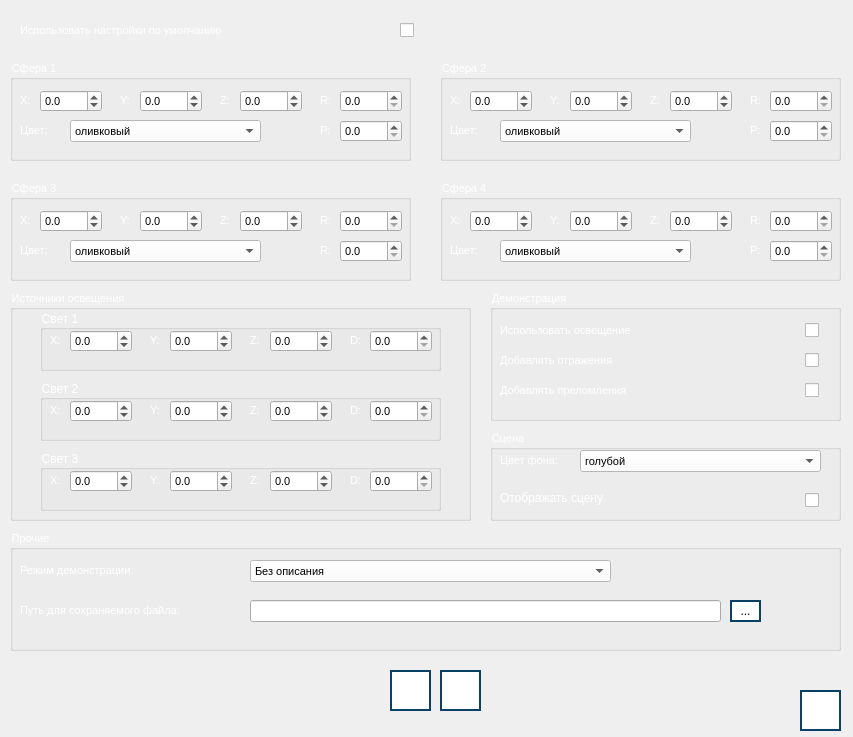
This is optiondemowindow.ui in RCh-stack/ray-tracing-alpha-1.3 as Qt 5 draws it before an edit. The edited form follows.
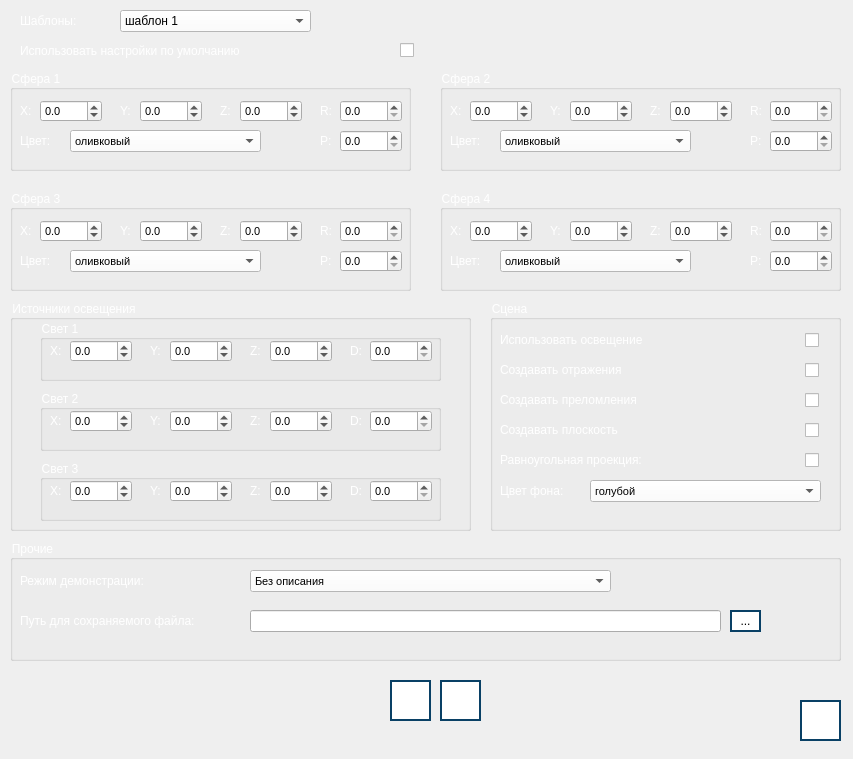
This is the edited form. Icons and pictures are not drawn.

What changed in the file:
```diff
--- a/optiondemowindow.ui
+++ b/optiondemowindow.ui
@@ -7,38 +7,17 @@
     <x>0</x>
     <y>0</y>
     <width>853</width>
-    <height>737</height>
+    <height>759</height>
    </rect>
   </property>
   <property name="windowTitle">
    <string>Настройка демонстрации | Ray Tracing | Beta 1.0v</string>
   </property>
-  <widget class="QLabel" name="label">
-   <property name="geometry">
-    <rect>
-     <x>20</x>
-     <y>20</y>
-     <width>321</width>
-     <height>21</height>
-    </rect>
-   </property>
-   <property name="font">
-    <font>
-     <pointsize>8</pointsize>
-    </font>
-   </property>
-   <property name="styleSheet">
-    <string notr="true">color: rgb(255, 255, 255);</string>
-   </property>
-   <property name="text">
-    <string>Использовать настройки по умолчанию</string>
-   </property>
-  </widget>
   <widget class="QCheckBox" name="check_option">
    <property name="geometry">
     <rect>
      <x>400</x>
-     <y>20</y>
+     <y>40</y>
      <width>20</width>
      <height>21</height>
     </rect>
@@ -62,14 +41,14 @@
    <property name="geometry">
     <rect>
      <x>10</x>
-     <y>60</y>
+     <y>70</y>
      <width>401</width>
      <height>101</height>
     </rect>
    </property>
    <property name="font">
     <font>
-     <pointsize>8</pointsize>
+     <pointsize>9</pointsize>
     </font>
    </property>
    <property name="styleSheet">
@@ -89,7 +68,7 @@
     </property>
     <property name="font">
      <font>
-      <pointsize>8</pointsize>
+      <pointsize>9</pointsize>
      </font>
     </property>
     <property name="styleSheet">
@@ -110,7 +89,7 @@
     </property>
     <property name="font">
      <font>
-      <pointsize>8</pointsize>
+      <pointsize>9</pointsize>
      </font>
     </property>
     <property name="styleSheet">
@@ -131,7 +110,7 @@
     </property>
     <property name="font">
      <font>
-      <pointsize>8</pointsize>
+      <pointsize>9</pointsize>
      </font>
     </property>
     <property name="styleSheet">
@@ -242,7 +221,7 @@
     </property>
     <property name="font">
      <font>
-      <pointsize>8</pointsize>
+      <pointsize>9</pointsize>
      </font>
     </property>
     <property name="styleSheet">
@@ -346,7 +325,7 @@
     </property>
     <property name="font">
      <font>
-      <pointsize>8</pointsize>
+      <pointsize>9</pointsize>
      </font>
     </property>
     <property name="styleSheet">
@@ -391,7 +370,7 @@
     </property>
     <property name="font">
      <font>
-      <pointsize>8</pointsize>
+      <pointsize>9</pointsize>
      </font>
     </property>
     <property name="styleSheet">
@@ -430,14 +409,14 @@
    <property name="geometry">
     <rect>
      <x>440</x>
-     <y>60</y>
+     <y>70</y>
      <width>401</width>
      <height>101</height>
     </rect>
    </property>
    <property name="font">
     <font>
-     <pointsize>8</pointsize>
+     <pointsize>9</pointsize>
     </font>
    </property>
    <property name="styleSheet">
@@ -457,7 +436,7 @@
     </property>
     <property name="font">
      <font>
-      <pointsize>8</pointsize>
+      <pointsize>9</pointsize>
      </font>
     </property>
     <property name="styleSheet">
@@ -478,7 +457,7 @@
     </property>
     <property name="font">
      <font>
-      <pointsize>8</pointsize>
+      <pointsize>9</pointsize>
      </font>
     </property>
     <property name="styleSheet">
@@ -499,7 +478,7 @@
     </property>
     <property name="font">
      <font>
-      <pointsize>8</pointsize>
+      <pointsize>9</pointsize>
      </font>
     </property>
     <property name="styleSheet">
@@ -610,7 +589,7 @@
     </property>
     <property name="font">
      <font>
-      <pointsize>8</pointsize>
+      <pointsize>9</pointsize>
      </font>
     </property>
     <property name="styleSheet">
@@ -714,7 +693,7 @@
     </property>
     <property name="font">
      <font>
-      <pointsize>8</pointsize>
+      <pointsize>9</pointsize>
      </font>
     </property>
     <property name="styleSheet">
@@ -759,7 +738,7 @@
     </property>
     <property name="font">
      <font>
-      <pointsize>8</pointsize>
+      <pointsize>9</pointsize>
      </font>
     </property>
     <property name="styleSheet">
@@ -798,14 +777,14 @@
    <property name="geometry">
     <rect>
      <x>10</x>
-     <y>180</y>
+     <y>190</y>
      <width>401</width>
      <height>101</height>
     </rect>
    </property>
    <property name="font">
     <font>
-     <pointsize>8</pointsize>
+     <pointsize>9</pointsize>
     </font>
    </property>
    <property name="styleSheet">
@@ -825,7 +804,7 @@
     </property>
     <property name="font">
      <font>
-      <pointsize>8</pointsize>
+      <pointsize>9</pointsize>
      </font>
     </property>
     <property name="styleSheet">
@@ -846,7 +825,7 @@
     </property>
     <property name="font">
      <font>
-      <pointsize>8</pointsize>
+      <pointsize>9</pointsize>
      </font>
     </property>
     <property name="styleSheet">
@@ -867,7 +846,7 @@
     </property>
     <property name="font">
      <font>
-      <pointsize>8</pointsize>
+      <pointsize>9</pointsize>
      </font>
     </property>
     <property name="styleSheet">
@@ -978,7 +957,7 @@
     </property>
     <property name="font">
      <font>
-      <pointsize>8</pointsize>
+      <pointsize>9</pointsize>
      </font>
     </property>
     <property name="styleSheet">
@@ -1082,7 +1061,7 @@
     </property>
     <property name="font">
      <font>
-      <pointsize>8</pointsize>
+      <pointsize>9</pointsize>
      </font>
     </property>
     <property name="styleSheet">
@@ -1151,14 +1130,14 @@
     </property>
     <property name="font">
      <font>
-      <pointsize>8</pointsize>
+      <pointsize>9</pointsize>
      </font>
     </property>
     <property name="styleSheet">
      <string notr="true">color: rgb(255, 255, 255);</string>
     </property>
     <property name="text">
-     <string>R:</string>
+     <string>P:</string>
     </property>
    </widget>
   </widget>
@@ -1166,14 +1145,14 @@
    <property name="geometry">
     <rect>
      <x>440</x>
-     <y>180</y>
+     <y>190</y>
      <width>401</width>
      <height>101</height>
     </rect>
    </property>
    <property name="font">
     <font>
-     <pointsize>8</pointsize>
+     <pointsize>9</pointsize>
     </font>
    </property>
    <property name="styleSheet">
@@ -1193,7 +1172,7 @@
     </property>
     <property name="font">
      <font>
-      <pointsize>8</pointsize>
+      <pointsize>9</pointsize>
      </font>
     </property>
     <property name="styleSheet">
@@ -1214,7 +1193,7 @@
     </property>
     <property name="font">
      <font>
-      <pointsize>8</pointsize>
+      <pointsize>9</pointsize>
      </font>
     </property>
     <property name="styleSheet">
@@ -1235,7 +1214,7 @@
     </property>
     <property name="font">
      <font>
-      <pointsize>8</pointsize>
+      <pointsize>9</pointsize>
      </font>
     </property>
     <property name="styleSheet">
@@ -1346,7 +1325,7 @@
     </property>
     <property name="font">
      <font>
-      <pointsize>8</pointsize>
+      <pointsize>9</pointsize>
      </font>
     </property>
     <property name="styleSheet">
@@ -1474,7 +1453,7 @@
     </property>
     <property name="font">
      <font>
-      <pointsize>8</pointsize>
+      <pointsize>9</pointsize>
      </font>
     </property>
     <property name="styleSheet">
@@ -1495,7 +1474,7 @@
     </property>
     <property name="font">
      <font>
-      <pointsize>8</pointsize>
+      <pointsize>9</pointsize>
      </font>
     </property>
     <property name="styleSheet">
@@ -1534,14 +1513,14 @@
    <property name="geometry">
     <rect>
      <x>10</x>
-     <y>530</y>
+     <y>540</y>
      <width>831</width>
      <height>121</height>
     </rect>
    </property>
    <property name="font">
     <font>
-     <pointsize>8</pointsize>
+     <pointsize>9</pointsize>
     </font>
    </property>
    <property name="styleSheet">
@@ -1555,13 +1534,13 @@
      <rect>
       <x>10</x>
       <y>70</y>
-      <width>181</width>
+      <width>231</width>
       <height>21</height>
      </rect>
     </property>
     <property name="font">
      <font>
-      <pointsize>8</pointsize>
+      <pointsize>9</pointsize>
      </font>
     </property>
     <property name="styleSheet">
@@ -1582,7 +1561,7 @@
     </property>
     <property name="font">
      <font>
-      <pointsize>8</pointsize>
+      <pointsize>9</pointsize>
      </font>
     </property>
     <property name="styleSheet">
@@ -1672,7 +1651,7 @@
    <property name="geometry">
     <rect>
      <x>390</x>
-     <y>670</y>
+     <y>680</y>
      <width>41</width>
      <height>41</height>
     </rect>
@@ -1714,7 +1693,7 @@
    <property name="geometry">
     <rect>
      <x>440</x>
-     <y>670</y>
+     <y>680</y>
      <width>41</width>
      <height>41</height>
     </rect>
@@ -1756,7 +1735,7 @@
    <property name="geometry">
     <rect>
      <x>800</x>
-     <y>690</y>
+     <y>700</y>
      <width>41</width>
      <height>41</height>
     </rect>
@@ -1793,14 +1772,14 @@
    <property name="geometry">
     <rect>
      <x>10</x>
-     <y>290</y>
+     <y>300</y>
      <width>461</width>
      <height>231</height>
     </rect>
    </property>
    <property name="font">
     <font>
-     <pointsize>8</pointsize>
+     <pointsize>9</pointsize>
     </font>
    </property>
    <property name="styleSheet">
@@ -1818,6 +1797,11 @@
       <height>61</height>
      </rect>
     </property>
+    <property name="font">
+     <font>
+      <pointsize>9</pointsize>
+     </font>
+    </property>
     <property name="title">
      <string>Свет 1</string>
     </property>
@@ -1832,7 +1816,7 @@
      </property>
      <property name="font">
       <font>
-       <pointsize>8</pointsize>
+       <pointsize>9</pointsize>
       </font>
      </property>
      <property name="styleSheet">
@@ -1880,7 +1864,7 @@
      </property>
      <property name="font">
       <font>
-       <pointsize>8</pointsize>
+       <pointsize>9</pointsize>
       </font>
      </property>
      <property name="styleSheet">
@@ -1928,7 +1912,7 @@
      </property>
      <property name="font">
       <font>
-       <pointsize>8</pointsize>
+       <pointsize>9</pointsize>
       </font>
      </property>
      <property name="styleSheet">
@@ -1976,7 +1960,7 @@
      </property>
      <property name="font">
       <font>
-       <pointsize>8</pointsize>
+       <pointsize>9</pointsize>
       </font>
      </property>
      <property name="styleSheet">
@@ -2020,6 +2004,11 @@
       <height>61</height>
      </rect>
     </property>
+    <property name="font">
+     <font>
+      <pointsize>9</pointsize>
+     </font>
+    </property>
     <property name="title">
      <string>Свет 2</string>
     </property>
@@ -2034,7 +2023,7 @@
      </property>
      <property name="font">
       <font>
-       <pointsize>8</pointsize>
+       <pointsize>9</pointsize>
       </font>
      </property>
      <property name="styleSheet">
@@ -2082,7 +2071,7 @@
      </property>
      <property name="font">
       <font>
-       <pointsize>8</pointsize>
+       <pointsize>9</pointsize>
       </font>
      </property>
      <property name="styleSheet">
@@ -2130,7 +2119,7 @@
      </property>
      <property name="font">
       <font>
-       <pointsize>8</pointsize>
+       <pointsize>9</pointsize>
       </font>
      </property>
      <property name="styleSheet">
@@ -2178,7 +2167,7 @@
      </property>
      <property name="font">
       <font>
-       <pointsize>8</pointsize>
+       <pointsize>9</pointsize>
       </font>
      </property>
      <property name="styleSheet">
@@ -2222,6 +2211,11 @@
       <height>61</height>
      </rect>
     </property>
+    <property name="font">
+     <font>
+      <pointsize>9</pointsize>
+     </font>
+    </property>
     <property name="title">
      <string>Свет 3</string>
     </property>
@@ -2236,7 +2230,7 @@
      </property>
      <property name="font">
       <font>
-       <pointsize>8</pointsize>
+       <pointsize>9</pointsize>
       </font>
      </property>
      <property name="styleSheet">
@@ -2284,7 +2278,7 @@
      </property>
      <property name="font">
       <font>
-       <pointsize>8</pointsize>
+       <pointsize>9</pointsize>
       </font>
      </property>
      <property name="styleSheet">
@@ -2332,7 +2326,7 @@
      </property>
      <property name="font">
       <font>
-       <pointsize>8</pointsize>
+       <pointsize>9</pointsize>
       </font>
      </property>
      <property name="styleSheet">
@@ -2380,7 +2374,7 @@
      </property>
      <property name="font">
       <font>
-       <pointsize>8</pointsize>
+       <pointsize>9</pointsize>
       </font>
      </property>
      <property name="styleSheet">
@@ -2420,41 +2414,41 @@
    <property name="geometry">
     <rect>
      <x>490</x>
-     <y>290</y>
+     <y>300</y>
      <width>351</width>
-     <height>131</height>
+     <height>231</height>
     </rect>
    </property>
    <property name="font">
     <font>
-     <pointsize>8</pointsize>
+     <pointsize>9</pointsize>
     </font>
    </property>
    <property name="styleSheet">
     <string notr="true">::title{color:white}</string>
    </property>
    <property name="title">
-    <string>Демонстрация</string>
+    <string>Сцена</string>
    </property>
    <widget class="QLabel" name="label_39">
     <property name="geometry">
      <rect>
       <x>10</x>
       <y>90</y>
-      <width>171</width>
+      <width>181</width>
       <height>21</height>
      </rect>
     </property>
     <property name="font">
      <font>
-      <pointsize>8</pointsize>
+      <pointsize>9</pointsize>
      </font>
     </property>
     <property name="styleSheet">
      <string notr="true">color: rgb(255, 255, 255);</string>
     </property>
     <property name="text">
-     <string>&lt;html&gt;&lt;head/&gt;&lt;body&gt;&lt;p&gt;Добавлять преломления&lt;/p&gt;&lt;/body&gt;&lt;/html&gt;</string>
+     <string>&lt;html&gt;&lt;head/&gt;&lt;body&gt;&lt;p&gt;Создавать преломления&lt;/p&gt;&lt;/body&gt;&lt;/html&gt;</string>
     </property>
    </widget>
    <widget class="QCheckBox" name="global_is_refraction">
@@ -2486,13 +2480,13 @@
      <rect>
       <x>10</x>
       <y>30</y>
-      <width>171</width>
+      <width>201</width>
       <height>21</height>
      </rect>
     </property>
     <property name="font">
      <font>
-      <pointsize>8</pointsize>
+      <pointsize>9</pointsize>
      </font>
     </property>
     <property name="styleSheet">
@@ -2537,14 +2531,14 @@
     </property>
     <property name="font">
      <font>
-      <pointsize>8</pointsize>
+      <pointsize>9</pointsize>
      </font>
     </property>
     <property name="styleSheet">
      <string notr="true">color: rgb(255, 255, 255);</string>
     </property>
     <property name="text">
-     <string>&lt;html&gt;&lt;head/&gt;&lt;body&gt;&lt;p&gt;Добавлять отражения&lt;/p&gt;&lt;/body&gt;&lt;/html&gt;</string>
+     <string>&lt;html&gt;&lt;head/&gt;&lt;body&gt;&lt;p&gt;Создавать отражения&lt;/p&gt;&lt;/body&gt;&lt;/html&gt;</string>
     </property>
    </widget>
    <widget class="QCheckBox" name="global_is_reflex">
@@ -2571,39 +2565,18 @@
      </size>
     </property>
    </widget>
-  </widget>
-  <widget class="QGroupBox" name="group_scene">
-   <property name="geometry">
-    <rect>
-     <x>490</x>
-     <y>430</y>
-     <width>351</width>
-     <height>91</height>
-    </rect>
-   </property>
-   <property name="font">
-    <font>
-     <pointsize>8</pointsize>
-    </font>
-   </property>
-   <property name="styleSheet">
-    <string notr="true">::title{color:white}</string>
-   </property>
-   <property name="title">
-    <string>Сцена</string>
-   </property>
    <widget class="QLabel" name="label_2">
     <property name="geometry">
      <rect>
       <x>10</x>
-      <y>20</y>
+      <y>180</y>
       <width>91</width>
       <height>21</height>
      </rect>
     </property>
     <property name="font">
      <font>
-      <pointsize>8</pointsize>
+      <pointsize>9</pointsize>
      </font>
     </property>
     <property name="styleSheet">
@@ -2616,9 +2589,9 @@
    <widget class="QComboBox" name="global_color">
     <property name="geometry">
      <rect>
-      <x>90</x>
-      <y>20</y>
-      <width>241</width>
+      <x>100</x>
+      <y>180</y>
+      <width>231</width>
       <height>22</height>
      </rect>
     </property>
@@ -2682,23 +2655,28 @@
     <property name="geometry">
      <rect>
       <x>10</x>
-      <y>60</y>
-      <width>131</width>
-      <height>16</height>
+      <y>120</y>
+      <width>161</width>
+      <height>20</height>
      </rect>
     </property>
+    <property name="font">
+     <font>
+      <pointsize>9</pointsize>
+     </font>
+    </property>
     <property name="styleSheet">
      <string notr="true">color: rgb(255, 255, 255);</string>
     </property>
     <property name="text">
-     <string>Отображать сцену</string>
+     <string>Создавать плоскость</string>
     </property>
    </widget>
    <widget class="QCheckBox" name="global_display_scene">
     <property name="geometry">
      <rect>
       <x>315</x>
-      <y>60</y>
+      <y>120</y>
       <width>21</width>
       <height>20</height>
      </rect>
@@ -2707,6 +2685,122 @@
      <string/>
     </property>
    </widget>
+   <widget class="QLabel" name="label_63">
+    <property name="geometry">
+     <rect>
+      <x>10</x>
+      <y>150</y>
+      <width>191</width>
+      <height>20</height>
+     </rect>
+    </property>
+    <property name="font">
+     <font>
+      <pointsize>9</pointsize>
+     </font>
+    </property>
+    <property name="styleSheet">
+     <string notr="true">color: rgb(255, 255, 255);</string>
+    </property>
+    <property name="text">
+     <string>Равноугольная проекция:</string>
+    </property>
+   </widget>
+   <widget class="QCheckBox" name="global_is_plane">
+    <property name="geometry">
+     <rect>
+      <x>315</x>
+      <y>150</y>
+      <width>21</width>
+      <height>20</height>
+     </rect>
+    </property>
+    <property name="text">
+     <string/>
+    </property>
+   </widget>
+  </widget>
+  <widget class="QLabel" name="label">
+   <property name="geometry">
+    <rect>
+     <x>20</x>
+     <y>40</y>
+     <width>321</width>
+     <height>21</height>
+    </rect>
+   </property>
+   <property name="font">
+    <font>
+     <pointsize>9</pointsize>
+    </font>
+   </property>
+   <property name="styleSheet">
+    <string notr="true">color: rgb(255, 255, 255);</string>
+   </property>
+   <property name="text">
+    <string>Использовать настройки по умолчанию</string>
+   </property>
+  </widget>
+  <widget class="QLabel" name="label_44">
+   <property name="geometry">
+    <rect>
+     <x>20</x>
+     <y>10</y>
+     <width>121</width>
+     <height>21</height>
+    </rect>
+   </property>
+   <property name="font">
+    <font>
+     <pointsize>9</pointsize>
+    </font>
+   </property>
+   <property name="styleSheet">
+    <string notr="true">color: rgb(255, 255, 255);</string>
+   </property>
+   <property name="text">
+    <string>Шаблоны:</string>
+   </property>
+  </widget>
+  <widget class="QComboBox" name="comboBox_types">
+   <property name="geometry">
+    <rect>
+     <x>120</x>
+     <y>10</y>
+     <width>191</width>
+     <height>22</height>
+    </rect>
+   </property>
+   <property name="styleSheet">
+    <string notr="true">background-color: rgb(255, 255, 255);
+color: rgb(0, 0, 0);
+</string>
+   </property>
+   <item>
+    <property name="text">
+     <string>шаблон 1</string>
+    </property>
+   </item>
+   <item>
+    <property name="text">
+     <string>шаблон 2</string>
+    </property>
+   </item>
+   <item>
+    <property name="text">
+     <string>шаблон 3</string>
+    </property>
+   </item>
+   <item>
+    <property name="text">
+     <string>шаблон 4</string>
+    </property>
+   </item>
+   <item>
+    <property name="text">
+     <string>шаблон 5</string>
+    </property>
+   </item>
   </widget>
  </widget>
  <resources/>
```
Left out of the diff: 2 changed lines with no effect on the pictures.
